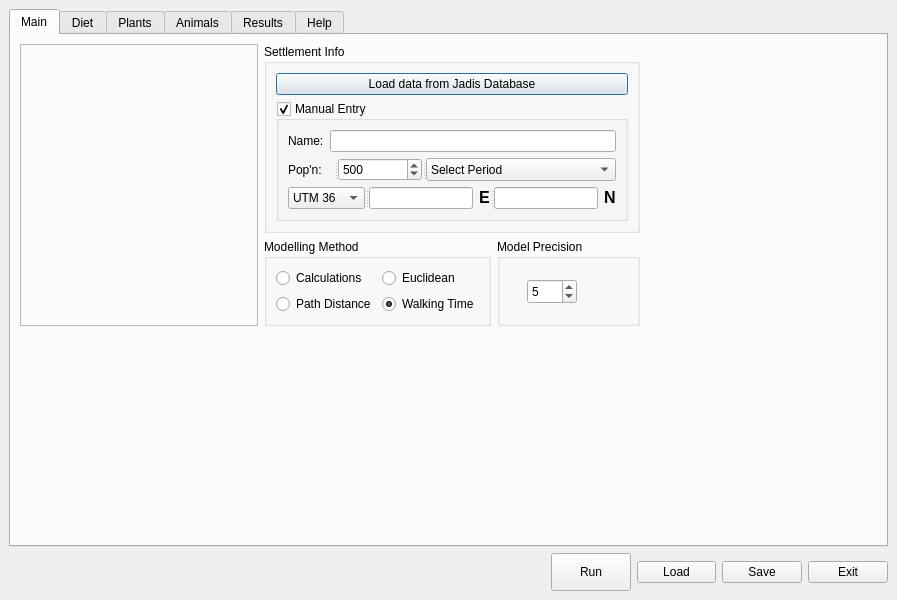
This is src/ui/lamainformbase.ui in arkygeek/landuseanalyst as Qt 5 draws it before an edit. The edited form follows.
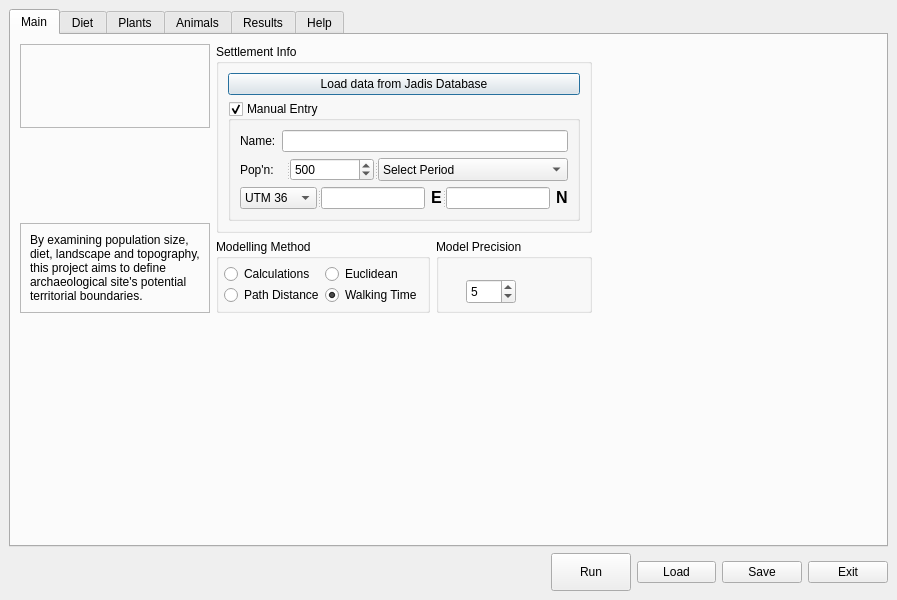
This is the edited form. Icons and pictures are not drawn.

Commit message: RUN button calculates total land required to sustain population, as well as total fallow involved added text below logo in main added WHATS THIS to model precision

Patch:
```diff
--- a/src/ui/lamainformbase.ui
+++ b/src/ui/lamainformbase.ui
@@ -39,7 +39,7 @@
         <number>6</number>
        </property>
        <item row="0" column="0" >
-        <widget class="QFrame" name="frame" >
+        <widget class="QFrame" name="frame_2" >
          <property name="frameShape" >
           <enum>QFrame::StyledPanel</enum>
          </property>
@@ -53,20 +53,7 @@
           <property name="spacing" >
            <number>6</number>
           </property>
-          <item row="1" column="0" >
-           <spacer>
-            <property name="orientation" >
-             <enum>Qt::Horizontal</enum>
-            </property>
-            <property name="sizeHint" >
-             <size>
-              <width>40</width>
-              <height>20</height>
-             </size>
-            </property>
-           </spacer>
-          </item>
-          <item row="1" column="1" >
+          <item row="0" column="0" >
            <widget class="QLabel" name="label_17" >
             <property name="text" >
              <string/>
@@ -76,49 +63,39 @@
             </property>
            </widget>
           </item>
-          <item row="1" column="2" >
-           <spacer>
-            <property name="orientation" >
-             <enum>Qt::Horizontal</enum>
-            </property>
-            <property name="sizeHint" >
-             <size>
-              <width>40</width>
-              <height>20</height>
-             </size>
-            </property>
-           </spacer>
-          </item>
-          <item row="2" column="1" >
-           <spacer>
-            <property name="orientation" >
-             <enum>Qt::Vertical</enum>
-            </property>
-            <property name="sizeHint" >
-             <size>
-              <width>20</width>
-              <height>40</height>
-             </size>
-            </property>
-           </spacer>
-          </item>
          </layout>
         </widget>
        </item>
-       <item row="1" column="0" >
-        <spacer>
-         <property name="orientation" >
-          <enum>Qt::Vertical</enum>
+       <item row="2" column="0" >
+        <widget class="QFrame" name="frame" >
+         <property name="frameShape" >
+          <enum>QFrame::StyledPanel</enum>
          </property>
-         <property name="sizeHint" >
-          <size>
-           <width>20</width>
-           <height>40</height>
-          </size>
+         <property name="frameShadow" >
+          <enum>QFrame::Raised</enum>
          </property>
-        </spacer>
+         <layout class="QGridLayout" >
+          <property name="margin" >
+           <number>9</number>
+          </property>
+          <property name="spacing" >
+           <number>6</number>
+          </property>
+          <item row="0" column="0" >
+           <widget class="QLabel" name="label_15" >
+            <property name="text" >
+             <string>By examining population size,
+diet, landscape and topography,
+this project aims to define
+archaeological site's potential
+territorial boundaries.</string>
+            </property>
+           </widget>
+          </item>
+         </layout>
+        </widget>
        </item>
-       <item row="0" column="3" >
+       <item row="3" column="2" >
         <spacer>
          <property name="orientation" >
           <enum>Qt::Horizontal</enum>
@@ -131,7 +108,7 @@
          </property>
         </spacer>
        </item>
-       <item row="0" column="2" >
+       <item rowspan="3" row="0" column="1" >
         <layout class="QGridLayout" >
          <property name="margin" >
           <number>0</number>
@@ -365,10 +342,10 @@
            </property>
            <layout class="QGridLayout" >
             <property name="margin" >
-             <number>9</number>
+             <number>5</number>
             </property>
             <property name="spacing" >
-             <number>6</number>
+             <number>1</number>
             </property>
             <item row="0" column="1" >
              <widget class="QRadioButton" name="euclidean" >
@@ -471,6 +448,19 @@
          </item>
         </layout>
        </item>
+       <item row="3" column="1" >
+        <spacer>
+         <property name="orientation" >
+          <enum>Qt::Vertical</enum>
+         </property>
+         <property name="sizeHint" >
+          <size>
+           <width>20</width>
+           <height>40</height>
+          </size>
+         </property>
+        </spacer>
+       </item>
       </layout>
      </widget>
      <widget class="QWidget" name="tab_3" >
@@ -5280,77 +5270,6 @@
      </widget>
     </widget>
    </item>
-   <item row="1" column="0" >
-    <spacer>
-     <property name="orientation" >
-      <enum>Qt::Horizontal</enum>
-     </property>
-     <property name="sizeHint" >
-      <size>
-       <width>511</width>
-       <height>20</height>
-      </size>
-     </property>
-    </spacer>
-   </item>
-   <item row="1" column="5" >
-    <widget class="QPushButton" name="exit_button" >
-     <property name="toolTip" >
-      <string>&lt;html>&lt;head>&lt;meta name="qrichtext" content="1" />&lt;style type="text/css">
-p, li { white-space: pre-wrap; }
-&lt;/style>&lt;/head>&lt;body style=" font-family:'Sans Serif'; font-size:9pt; font-weight:400; font-style:normal; text-decoration:none;">
-&lt;p style=" margin-top:0px; margin-bottom:0px; margin-left:0px; margin-right:0px; -qt-block-indent:0; text-indent:0px;">Exit Program&lt;/p>&lt;/body>&lt;/html></string>
-     </property>
-     <property name="text" >
-      <string>Exit</string>
-     </property>
-    </widget>
-   </item>
-   <item row="1" column="4" >
-    <widget class="QPushButton" name="save_button" >
-     <property name="toolTip" >
-      <string>&lt;html>&lt;head>&lt;meta name="qrichtext" content="1" />&lt;style type="text/css">
-p, li { white-space: pre-wrap; }
-&lt;/style>&lt;/head>&lt;body style=" font-family:'Sans Serif'; font-size:9pt; font-weight:400; font-style:normal; text-decoration:none;">
-&lt;p style=" margin-top:0px; margin-bottom:0px; margin-left:0px; margin-right:0px; -qt-block-indent:0; text-indent:0px;">Save all parameters of this model to a file&lt;/p>&lt;/body>&lt;/html></string>
-     </property>
-     <property name="text" >
-      <string>Save</string>
-     </property>
-    </widget>
-   </item>
-   <item row="1" column="3" >
-    <widget class="QPushButton" name="load_button" >
-     <property name="minimumSize" >
-      <size>
-       <width>39</width>
-       <height>0</height>
-      </size>
-     </property>
-     <property name="toolTip" >
-      <string>&lt;html>&lt;head>&lt;meta name="qrichtext" content="1" />&lt;style type="text/css">
-p, li { white-space: pre-wrap; }
-&lt;/style>&lt;/head>&lt;body style=" font-family:'Sans Serif'; font-size:9pt; font-weight:400; font-style:normal; text-decoration:none;">
-&lt;p style=" margin-top:0px; margin-bottom:0px; margin-left:0px; margin-right:0px; -qt-block-indent:0; text-indent:0px;">Load previously saved model parameters.&lt;/p>&lt;/body>&lt;/html></string>
-     </property>
-     <property name="text" >
-      <string>Load</string>
-     </property>
-    </widget>
-   </item>
-   <item row="1" column="1" >
-    <spacer>
-     <property name="orientation" >
-      <enum>Qt::Vertical</enum>
-     </property>
-     <property name="sizeHint" >
-      <size>
-       <width>20</width>
-       <height>31</height>
-      </size>
-     </property>
-    </spacer>
-   </item>
    <item row="1" column="2" >
     <widget class="QPushButton" name="run_button" >
      <property name="sizePolicy" >
@@ -5384,6 +5303,77 @@
      </property>
     </widget>
    </item>
+   <item row="1" column="1" >
+    <spacer>
+     <property name="orientation" >
+      <enum>Qt::Vertical</enum>
+     </property>
+     <property name="sizeHint" >
+      <size>
+       <width>20</width>
+       <height>31</height>
+      </size>
+     </property>
+    </spacer>
+   </item>
+   <item row="1" column="3" >
+    <widget class="QPushButton" name="load_button" >
+     <property name="minimumSize" >
+      <size>
+       <width>39</width>
+       <height>0</height>
+      </size>
+     </property>
+     <property name="toolTip" >
+      <string>&lt;html>&lt;head>&lt;meta name="qrichtext" content="1" />&lt;style type="text/css">
+p, li { white-space: pre-wrap; }
+&lt;/style>&lt;/head>&lt;body style=" font-family:'Sans Serif'; font-size:9pt; font-weight:400; font-style:normal; text-decoration:none;">
+&lt;p style=" margin-top:0px; margin-bottom:0px; margin-left:0px; margin-right:0px; -qt-block-indent:0; text-indent:0px;">Load previously saved model parameters.&lt;/p>&lt;/body>&lt;/html></string>
+     </property>
+     <property name="text" >
+      <string>Load</string>
+     </property>
+    </widget>
+   </item>
+   <item row="1" column="4" >
+    <widget class="QPushButton" name="save_button" >
+     <property name="toolTip" >
+      <string>&lt;html>&lt;head>&lt;meta name="qrichtext" content="1" />&lt;style type="text/css">
+p, li { white-space: pre-wrap; }
+&lt;/style>&lt;/head>&lt;body style=" font-family:'Sans Serif'; font-size:9pt; font-weight:400; font-style:normal; text-decoration:none;">
+&lt;p style=" margin-top:0px; margin-bottom:0px; margin-left:0px; margin-right:0px; -qt-block-indent:0; text-indent:0px;">Save all parameters of this model to a file&lt;/p>&lt;/body>&lt;/html></string>
+     </property>
+     <property name="text" >
+      <string>Save</string>
+     </property>
+    </widget>
+   </item>
+   <item row="1" column="5" >
+    <widget class="QPushButton" name="exit_button" >
+     <property name="toolTip" >
+      <string>&lt;html>&lt;head>&lt;meta name="qrichtext" content="1" />&lt;style type="text/css">
+p, li { white-space: pre-wrap; }
+&lt;/style>&lt;/head>&lt;body style=" font-family:'Sans Serif'; font-size:9pt; font-weight:400; font-style:normal; text-decoration:none;">
+&lt;p style=" margin-top:0px; margin-bottom:0px; margin-left:0px; margin-right:0px; -qt-block-indent:0; text-indent:0px;">Exit Program&lt;/p>&lt;/body>&lt;/html></string>
+     </property>
+     <property name="text" >
+      <string>Exit</string>
+     </property>
+    </widget>
+   </item>
+   <item row="1" column="0" >
+    <spacer>
+     <property name="orientation" >
+      <enum>Qt::Horizontal</enum>
+     </property>
+     <property name="sizeHint" >
+      <size>
+       <width>511</width>
+       <height>20</height>
+      </size>
+     </property>
+    </spacer>
+   </item>
   </layout>
  </widget>
  <tabstops>
```
Left out of the diff: 88 changed lines with no effect on the pictures. The commit also changes 1 other file.
